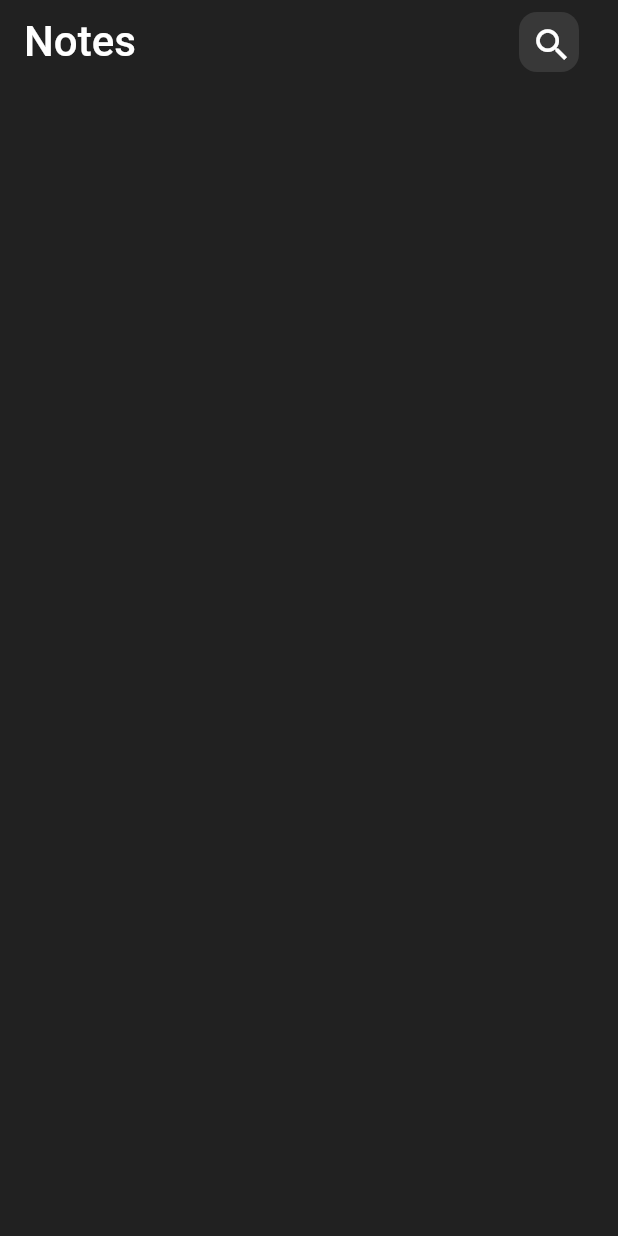
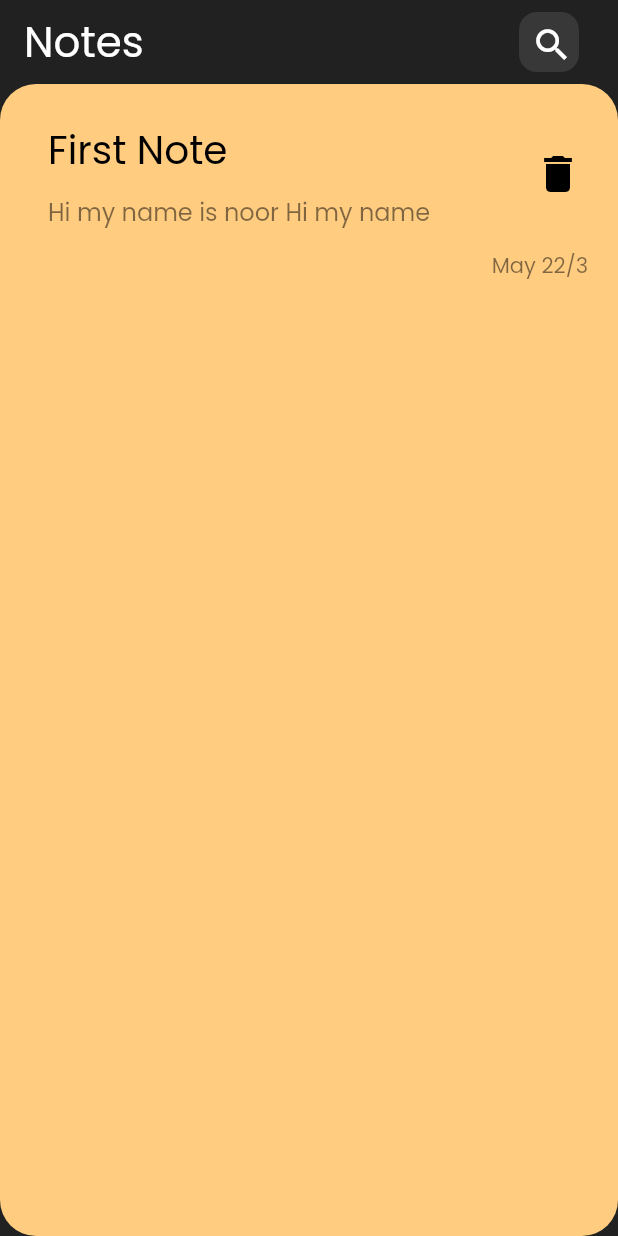
Before and after one commit to manalhatem/notes_app, a Flutter app: the screen it shows after launch, on a phone screen of 412 x 824 dp. Run offline on Flutter 3.47's test engine with Material 2 defaults, Android fonts, the phone set to English and light mode, and no system bars.

```diff
--- a/lib/main.dart
+++ b/lib/main.dart
@@ -11,7 +11,8 @@ class NotesApp extends StatelessWidget {
   Widget build(BuildContext context) {
     return   MaterialApp(
       debugShowCheckedModeBanner: false,
-      theme: ThemeData(brightness: Brightness.dark),
+      theme: ThemeData(brightness: Brightness.dark,
+      fontFamily: 'Poppins'),
       home:const NotesView(),
     );
     }
--- a/lib/views/note.dart
+++ b/lib/views/note.dart
@@ -1,6 +1,7 @@
 
 import 'package:flutter/material.dart';
 
+import '../widgets/custom_note_item.dart';
 import '../widgets/search.dart';
 
 class NotesView extends StatelessWidget {
@@ -18,6 +19,7 @@ class NotesView extends StatelessWidget {
          Search(),
       ],
       ),
+      body: const NoteItem()
     );
   }
 }
--- /dev/null
+++ b/lib/widgets/custom_note_item.dart
@@ -0,0 +1,41 @@
+import 'package:flutter/material.dart';
+
+class NoteItem extends StatelessWidget {
+  const NoteItem({
+    Key? key,
+  }) : super(key: key);
+
+  @override
+  Widget build(BuildContext context) {
+    return Container(
+      padding: const EdgeInsets.only(top: 20,bottom: 20,left: 16),
+      decoration: BoxDecoration(
+        color: const Color(0xffFFCC80),
+        borderRadius: BorderRadius.circular(24)
+
+      ),
+
+    child: Column(
+      children: [
+        ListTile(
+          title: const Text('First Note',style: TextStyle(fontSize: 26,color: Colors.black),),
+          subtitle: Padding(
+            padding: const EdgeInsets.symmetric(vertical: 10),
+            child: Text('Hi my name is noor Hi my name ',style: TextStyle(
+              fontSize: 16
+              ,color: Colors.black.withOpacity(.5)),),
+          ),
+          trailing: IconButton(onPressed: (){},icon: const Icon(
+            Icons.delete,color: Colors.black,size: 32,),),
+        ),
+        Align(
+          alignment: Alignment.topRight,
+          child: Padding(
+            padding: const EdgeInsets.symmetric(horizontal: 20),
+            child: Text('May 22/3',style: TextStyle(color: Colors.black.withOpacity(.5))),
+          )),
+      ],
+    ),
+    );
+  }
+}
```
Also changed, not shown: pubspec.yaml (+4 -4 lines), assets/fonts/Poppins-Regular.ttf (added).
